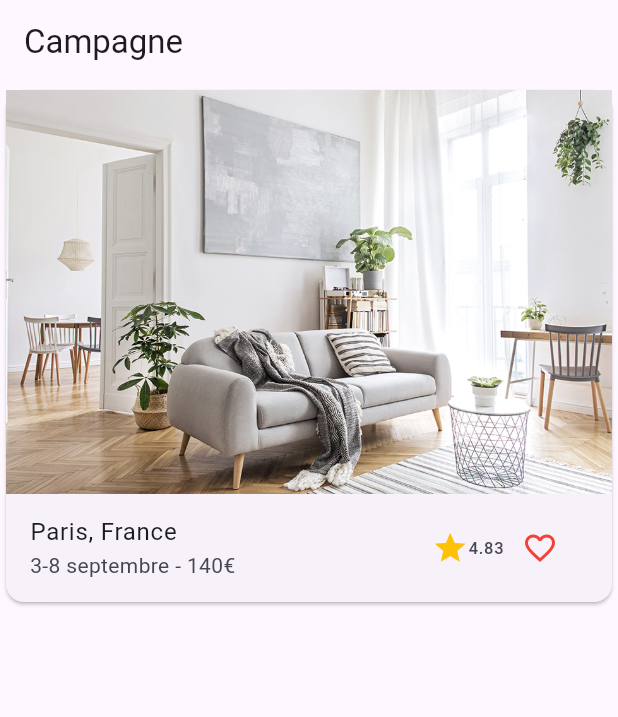
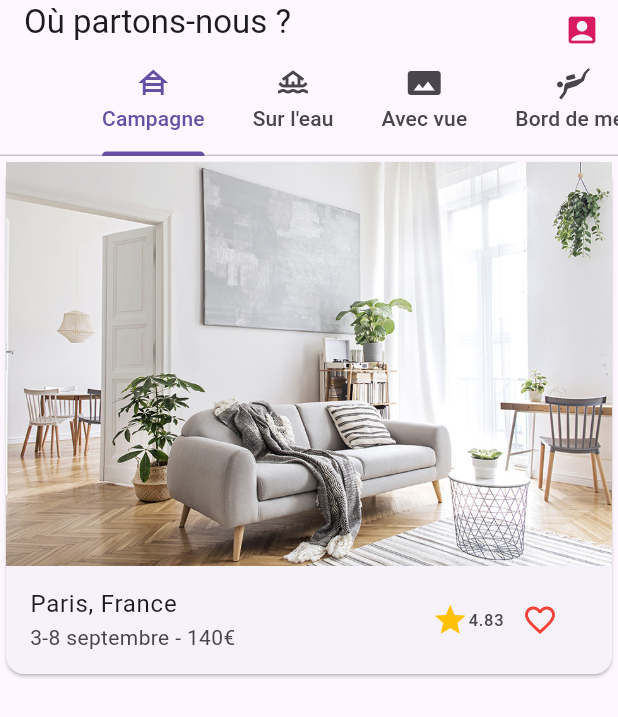
Before and after one commit to 242darkman/airbnb-page, a Flutter app: the screen it shows after launch, on a phone screen of 412 x 824 dp. Shown: the top 717 px of the screen. Run offline on Flutter 3.47's test engine with Material 3 defaults, Android fonts, the phone set to English and light mode, and no system bars.

Commit message:
fix: edit tabBar in which we added the 4th tabs

```diff
--- a/lib/widgets/app_bar.dart
+++ b/lib/widgets/app_bar.dart
@@ -2,12 +2,50 @@ import 'package:flutter/material.dart';
 
 class CustomAppBar extends StatelessWidget implements PreferredSizeWidget {
   @override
-  Widget build(BuildContext context){
-    return AppBar(
-      title: const Text("Campagne"),
+  Widget build(BuildContext context) {
+    return DefaultTabController(
+      length: 5,
+      child: Scaffold(
+        appBar: AppBar(
+          title: const Text("Où partons-nous ?"),
+          centerTitle: false,
+          actions: <Widget>[
+            IconButton(
+              icon: const Icon(Icons.account_box),
+              color: Colors.pink.shade600,
+              onPressed: () { }
+              )
+            ],
+          bottom: const TabBar(
+            isScrollable: true,
+            tabs: <Widget>[
+              Tab(
+                text: 'Campagne',
+                icon: Icon(Icons.house_siding),
+              ),
+              Tab(
+                text: 'Sur l\'eau',
+                icon: Icon(Icons.houseboat_outlined),
+              ),
+              Tab(
+                text: "Avec vue",
+                icon: Icon(Icons.panorama),
+              ),
+              Tab(
+                text: "Bord de mer",
+                icon: Icon(Icons.scuba_diving),
+              ),
+              Tab(
+                text: "Ski",
+                icon: Icon(Icons.downhill_skiing),
+              ),
+            ],
+          ),
+        ),
+      ),
     );
   }
 
   @override
-  Size get preferredSize => const Size.fromHeight(kToolbarHeight);
+  Size get preferredSize => const Size.fromHeight(kToolbarHeight + kTextTabBarHeight);
 }
```
